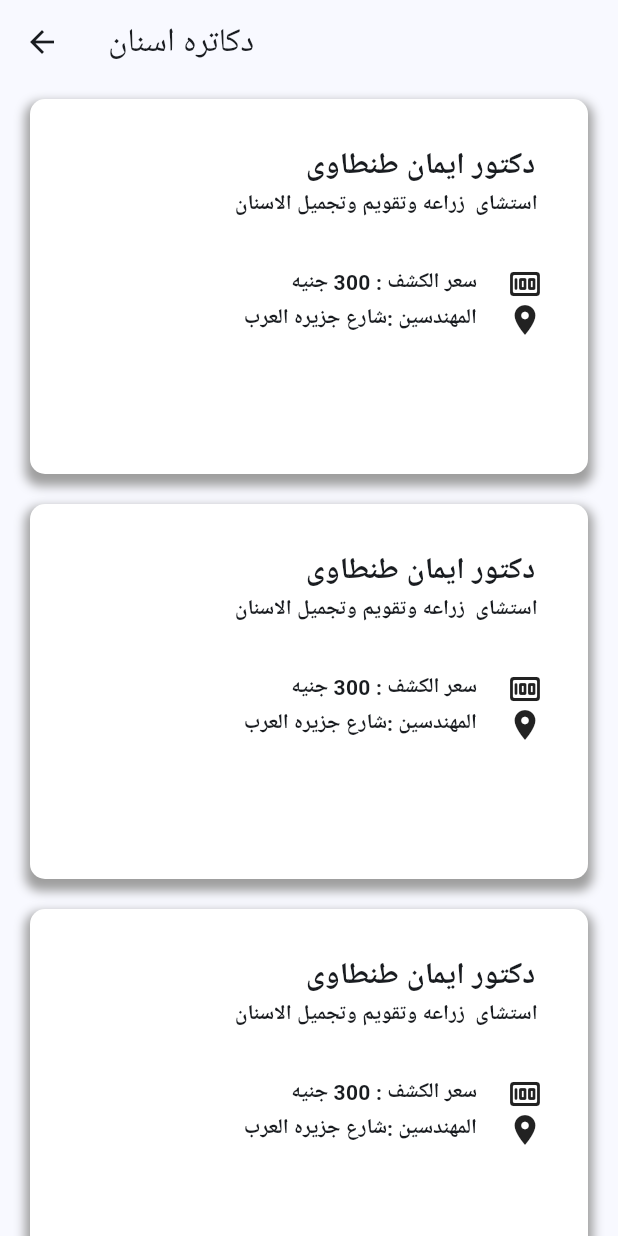
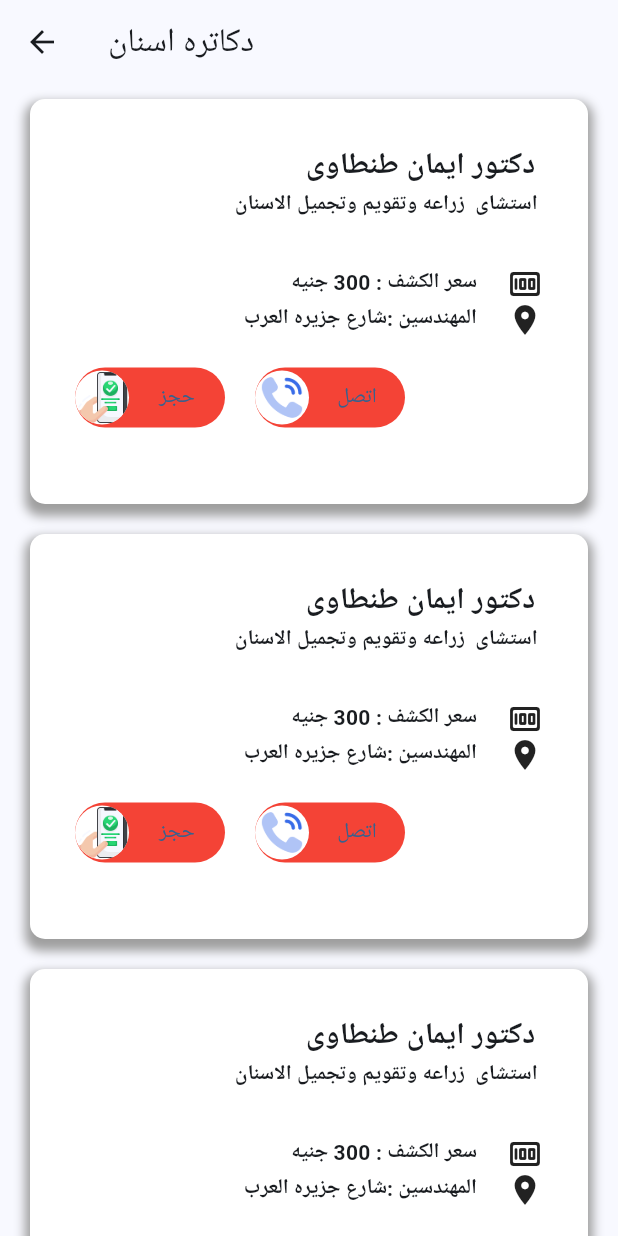
Before and after one commit to DevElshanawy/Doctor, a Flutter app: the doctorpage screen opened by its route, after a tap on "اسنان", on a phone screen of 412 x 824 dp. Run offline on Flutter 3.47's test engine with Material 3 defaults, Android fonts, the phone set to English and light mode, and no system bars; our stand-ins replace animated_bottom_navigation_bar, firebase_core, simple_animations, smooth_page_indicator; accounts and stored records are empty.

Commit message:
Add files via upload

```diff
--- a/lib/Screens/barpage.dart
+++ b/lib/Screens/barpage.dart
@@ -14,9 +14,9 @@ class BarPage extends StatefulWidget {
 class _BarPageState extends State<BarPage> {
   var listicon = [
     Icons.list,
-    Icons.settings,
+    Icons.person,
   ];
-  List<Widget> page=[ const Homepage(), const Settingspage()];
+  List<Widget> page=[ const Homepage(), const profilepage()];
   int activeIndex = 0;
   @override
   Widget build(BuildContext context) {
--- a/lib/Screens/doctorpage.dart
+++ b/lib/Screens/doctorpage.dart
@@ -14,28 +14,85 @@ class doctorpage extends StatelessWidget {
       body: SafeArea(
         child: Padding(
           padding: const EdgeInsets.symmetric(horizontal: 20),
-          child: Column(
+          child: ListView(
             children: [
               T_doctor(
                 onTap: () {
                   Navigator.of(context).pushNamed('doctorsscreen');
                 },
-                icon: Icons.abc,
-                text: "اسنان",
+                image: 'assets/images/f.png',
+                text: "عيون",
               ),
               T_doctor(
                 onTap: () {
                   Navigator.of(context).pushNamed('doctorsscreen');
                 },
-                icon: Icons.abc,
+                image: 'assets/images/q.png',
                 text: "اسنان",
+              ),
+
+              T_doctor(
+                onTap: () {
+                  Navigator.of(context).pushNamed('doctorsscreen');
+                },
+                image: 'assets/images/r.png',
+                text: "جلديه",
               ),
               T_doctor(
                 onTap: () {
                   Navigator.of(context).pushNamed('doctorsscreen');
                 },
-                icon: Icons.abc,
-                text: "اسنان",
+                image: 'assets/images/ear.png',
+                text: " انف واذن وحنجره  ",
+              ),
+              T_doctor(
+                onTap: () {
+                  Navigator.of(context).pushNamed('doctorsscreen');
+                },
+                image: 'assets/images/heart.png',
+                text: "قلب",
+              ),
+              T_doctor(
+                onTap: () {
+                  Navigator.of(context).pushNamed('doctorsscreen');
+                },
+                image: 'assets/images/medicine.png',
+                text: "مخ واعصاب",
+              ),
+              T_doctor(
+                onTap: () {
+                  Navigator.of(context).pushNamed('doctorsscreen');
+                },
+                image: 'assets/images/stomach.png',
+                text: "باطنه",
+              ),
+              T_doctor(
+                onTap: () {
+                  Navigator.of(context).pushNamed('doctorsscreen');
+                },
+                image: 'assets/images/arthritis.png',
+                text: "عظام",
+              ),
+              T_doctor(
+                onTap: () {
+                  Navigator.of(context).pushNamed('doctorsscreen');
+                },
+                image: 'assets/images/obstetrical.png',
+                text: "نساءوتوليد",
+              ),
+              T_doctor(
+                onTap: () {
+                  Navigator.of(context).pushNamed('doctorsscreen');
+                },
+                image: 'assets/images/kidney.png',
+                text: "كلى",
+              ),
+              T_doctor(
+                onTap: () {
+                  Navigator.of(context).pushNamed('doctorsscreen');
+                },
+                image: 'assets/images/obstetrical.png',
+                text: "نساءوتوليد",
               ),
             ],
           ),
--- a/lib/Screens/profilepage.dart
+++ b/lib/Screens/profilepage.dart
@@ -1,7 +1,7 @@
 import 'package:flutter/material.dart';
 
-class Settingspage extends StatelessWidget {
-  const Settingspage({super.key});
+class profilepage extends StatelessWidget {
+  const profilepage({super.key});
 
   @override
   Widget build(BuildContext context) {
--- a/lib/Widgets/doctorsitem.dart
+++ b/lib/Widgets/doctorsitem.dart
@@ -1,5 +1,5 @@
+import 'package:flutter/material.dart';
 
-import 'package:flutter/material.dart';
 class DoctorIstem extends StatelessWidget {
   const DoctorIstem({
     super.key,
@@ -17,8 +17,7 @@ class DoctorIstem extends StatelessWidget {
             children: [
               Text(
                 'دكتور ايمان طنطاوى ',
-                style:
-                    TextStyle(fontWeight: FontWeight.bold, fontSize: 20),
+                style: TextStyle(fontWeight: FontWeight.bold, fontSize: 20),
               ),
               Text(
                 'استشاى  زراعه وتقويم وتجميل الاسنان ',
@@ -53,6 +52,18 @@ class DoctorIstem extends StatelessWidget {
                   Icon(Icons.location_on),
                 ],
               ),
+              SizedBox(
+                height: 20,
+              ),
+              Row(
+                children: [
+                  botton(text: 'حجز',image: "assets/images/booking.png",),
+                  SizedBox(
+                    width: 20,
+                  ),
+                 botton(image: "assets/images/call.png", text: "اتصل")
+                ],
+              )
             ],
           ),
         ),
@@ -68,9 +79,43 @@ class DoctorIstem extends StatelessWidget {
           borderRadius: BorderRadius.circular(10.0),
           color: Colors.white,
         ),
-        height: 250,
+        height: 270,
         width: 400,
       ),
     );
   }
 }
+
+// ignore: must_be_immutable
+class botton extends StatelessWidget {
+  botton({
+    super.key,
+    required this.image,
+    required this.text,
+  });
+  String image;
+  String text;
+  @override
+  Widget build(BuildContext context) {
+    return Container(
+      child: Row(
+        children: [
+          CircleAvatar(
+            radius: 18,backgroundColor: Colors.white,
+            backgroundImage: AssetImage(image),
+          ),
+          TextButton(
+            child: Text(text),
+            onPressed: () {},
+          ),
+        ],
+      ),
+      decoration: BoxDecoration(
+        borderRadius: BorderRadius.circular(20),
+        color: Colors.red,
+      ),
+      height: 40,
+      width: 100,
+    );
+  }
+}
--- a/lib/Widgets/t_doctor.dart
+++ b/lib/Widgets/t_doctor.dart
@@ -1,13 +1,15 @@
 import 'package:flutter/material.dart';
+
 // ignore: must_be_immutable
 class T_doctor extends StatelessWidget {
-   T_doctor({
-    super.key,
-    required this.icon,required this.text,required this.onTap
-  });
-IconData icon;
-String text;
-Function onTap;
+  T_doctor(
+      {super.key,
+      required this.image,
+      required this.text,
+      required this.onTap});
+  String image;
+  String text;
+  Function onTap;
   @override
   Widget build(BuildContext context) {
     return GestureDetector(
@@ -17,22 +19,33 @@ Function onTap;
       child: Padding(
         padding: const EdgeInsets.all(8.0),
         child: Container(
-          child: Row(
-            children: [
-              Icon(icon),
-              SizedBox(
-                width: 270,
+
+          child: ListTile(
+           leading:
+              CircleAvatar(
+                backgroundColor: Colors.white,
+                backgroundImage: AssetImage(image),
               ),
+             trailing:
               Text(
                 text,
-                style: TextStyle(fontWeight: FontWeight.bold),
+                style: TextStyle(
+                    fontSize: 20,
+                    fontWeight: FontWeight.bold,
+                    // fontFamily: "ArefRuqaa"
+                    ),
               ),
+
+          ),
+          decoration: BoxDecoration(
+            color: Colors.white,
+            boxShadow: [
+              BoxShadow(
+                  color: Colors.grey,
+                  spreadRadius: 1,
+                  blurRadius: 5,
+                  offset: Offset(0, 5))
             ],
-          ),
-          decoration: BoxDecoration( color: Colors.white, boxShadow: [
-            BoxShadow(
-                color: Colors.grey, spreadRadius: 1, blurRadius: 5,offset: Offset(0,5))
-          ],
             borderRadius: BorderRadius.circular(20),
             border: Border.all(color: Colors.black),
           ),
```
Also changed, not shown: lib/Screens/homepage.dart (+21 -12 lines), lib/Widgets/homeItem.dart (+16 -12 lines).
